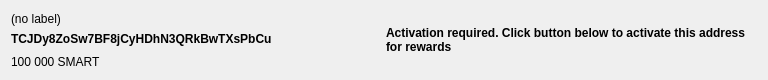
This is src/qt/forms/smartrewardentry.ui in SmartCash/Core-Smart as Qt 5 draws it before an edit. The edited form follows.
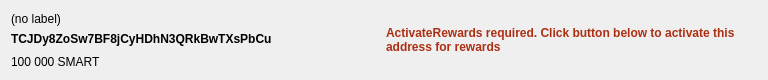
This is the edited form.

```diff
--- a/src/qt/forms/smartrewardentry.ui
+++ b/src/qt/forms/smartrewardentry.ui
@@ -190,8 +190,11 @@
            <bold>true</bold>
           </font>
          </property>
+         <property name="styleSheet">
+         <string notr="true">color: rgb(173, 47, 19);</string>
+         </property>
          <property name="text">
-          <string>Activation required. Click button below to activate this address for rewards</string>
+          <string>ActivateRewards required. Click button below to activate this address for rewards</string>
          </property>
          <property name="wordWrap">
           <bool>true</bool>
```
